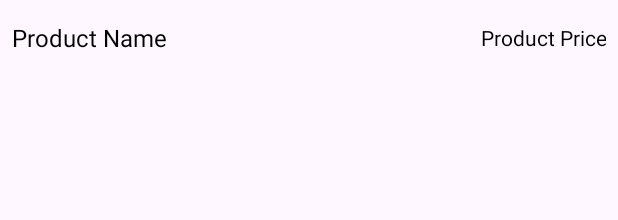
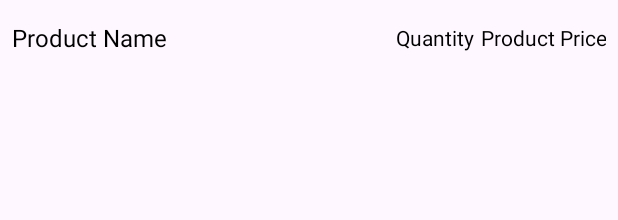
Before and after one commit to dyimz/FuneralSystemMobile, an Android app: the layout item_checkout.xml on its own in the app's theme, with its tools: preview values and no code run, on a phone screen of 412 x 824 dp. Shown: the top 220 px of the screen. Run offline under Robolectric (Android 15) with nearby library versions, the phone set to English and light mode, and no system bars; network calls fail.

Commit message:
working SHOW CART and DELETE ITEM and CHECKOUT DETAILS and QUANTITY

```diff
--- a/app/src/main/java/com/example/funeralsystemmobile/CartActivity.java
+++ b/app/src/main/java/com/example/funeralsystemmobile/CartActivity.java
@@ -93,8 +93,7 @@ public class CartActivity extends AppCompatActivity {
                                 product.setPrice(productObject.getInt("price"));
                                 product.setImg(productObject.getString("img"));
                                 product.setCategory(productObject.getString("category"));
-                                product.setStock(productObject.getInt("stock"));
-                                product.setStock(productObject.getInt("quantity"));
+                                product.setQuantity(productObject.getInt("quantity"));
                                 // Set other properties similarly
                                 productList.add(product);
                             }
--- a/app/src/main/java/com/example/funeralsystemmobile/CartAdapter.java
+++ b/app/src/main/java/com/example/funeralsystemmobile/CartAdapter.java
@@ -49,6 +49,9 @@ public class CartAdapter extends ArrayAdapter<Product> {
 
         TextView textViewPrice = view.findViewById(R.id.textViewPrice);
         textViewPrice.setText("Price: " + product.getPrice());
+
+        TextView textViewQuantity = view.findViewById(R.id.textViewQuantity);
+        textViewQuantity.setText("Qty: " + product.getQuantity());
 
         // Add more TextViews for other properties
 
--- a/app/src/main/java/com/example/funeralsystemmobile/CheckoutActivity.java
+++ b/app/src/main/java/com/example/funeralsystemmobile/CheckoutActivity.java
@@ -97,7 +97,7 @@ public class CheckoutActivity extends AppCompatActivity {
                                 product.setPrice(productObject.getInt("price"));
                                 product.setImg(productObject.getString("img"));
                                 product.setCategory(productObject.getString("category"));
-                                product.setStock(productObject.getInt("stock"));
+                                product.setQuantity(productObject.getInt("quantity"));
                                 // Set other properties similarly
                                 productList.add(product);
                             }
--- a/app/src/main/java/com/example/funeralsystemmobile/CheckoutAdapter.java
+++ b/app/src/main/java/com/example/funeralsystemmobile/CheckoutAdapter.java
@@ -28,7 +28,10 @@ public class CheckoutAdapter extends ArrayAdapter<Product> {
         textViewName.setText(product.getName());
 
         TextView textViewPrice = view.findViewById(R.id.textViewPrice);
-        textViewPrice.setText("Price: " + product.getPrice());
+        textViewPrice.setText("     Price: " + product.getPrice());
+
+        TextView textViewQuantity = view.findViewById(R.id.textViewQuantity);
+        textViewQuantity.setText("Qty: " + product.getQuantity());
 
         // Add more TextViews for other properties
 
--- a/app/src/main/res/layout/item_checkout.xml
+++ b/app/src/main/res/layout/item_checkout.xml
@@ -18,6 +18,17 @@
         android:layout_marginTop="4dp"/>
 
     <TextView
+        android:id="@+id/textViewQuantity"
+        android:layout_width="wrap_content"
+        android:layout_height="wrap_content"
+        android:text="Quantity"
+        android:textSize="14sp"
+        android:textColor="@android:color/black"
+        android:layout_marginTop="4dp"
+        android:layout_marginRight="4dp"
+        android:gravity="end"/>
+
+    <TextView
         android:id="@+id/textViewPrice"
         android:layout_width="wrap_content"
         android:layout_height="wrap_content"
@@ -26,4 +37,7 @@
         android:textColor="@android:color/black"
         android:layout_marginTop="4dp"
         android:gravity="end"/>
+
+
+
 </LinearLayout>
```
Also changed, not shown: app/src/main/res/layout/item_cart.xml (+9 -0 lines).
